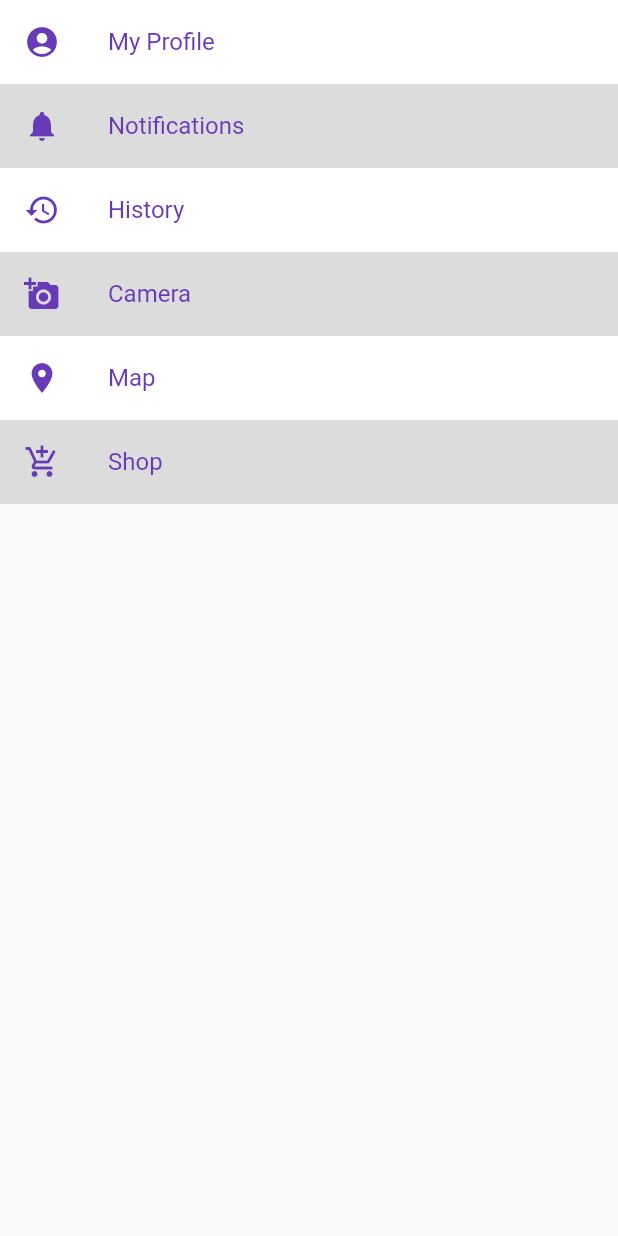
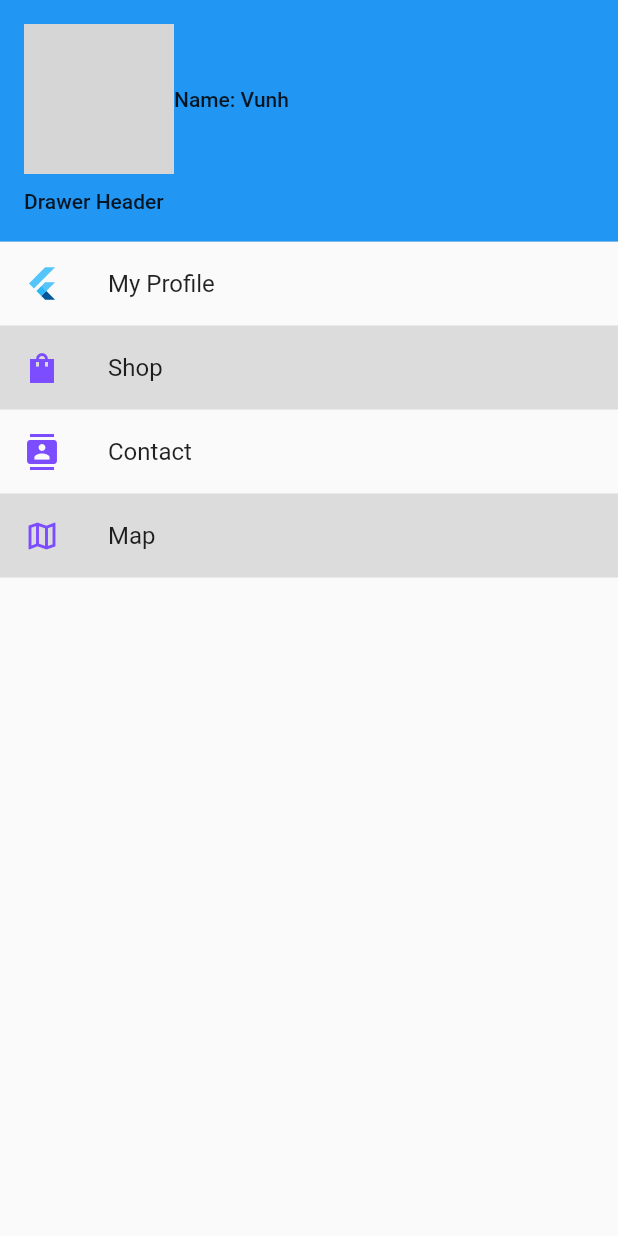
Before and after one commit to vunh92/vunh_app_ft, a Flutter app: the HomeMenu widget shown alone on an empty page, opened directly, on a phone screen of 412 x 824 dp. Run offline on Flutter 3.47's test engine with Material 2 defaults, Android fonts, the phone set to English and light mode, and no system bars; our stand-ins replace firebase_auth, fluttertoast; accounts and stored records are empty; network calls fail; grey boxes are pictures that could not be loaded.

Commit message:
update menu draw

```diff
--- a/lib/models/home_menu_model.dart
+++ b/lib/models/home_menu_model.dart
@@ -3,19 +3,20 @@ import 'package:flutter/material.dart';
 
 class HomeMenuModel {
   static List<HomeMenuItem> homeMenuItemList = [
-    HomeMenuItem('My Profile', Icons.account_circle),
-    HomeMenuItem('Notifications', Icons.notifications),
-    HomeMenuItem('History', Icons.history),
-    HomeMenuItem('Camera', Icons.add_a_photo),
-    HomeMenuItem('Map', Icons.location_on),
-    HomeMenuItem('Shop', Icons.add_shopping_cart),
+    HomeMenuItem('My Profile', 'myprofile', Icons.account_circle),
+    HomeMenuItem('Notifications', 'notifications', Icons.notifications),
+    HomeMenuItem('History', 'history', Icons.history),
+    HomeMenuItem('Camera', 'camera', Icons.add_a_photo),
+    HomeMenuItem('Map', 'map', Icons.location_on),
+    HomeMenuItem('Shop', 'shop',Icons.add_shopping_cart),
   ];
 
 }
 class HomeMenuItem {
   String title;
+  String menuID;
   IconData icon;
 
-  HomeMenuItem(this.title, this.icon);
+  HomeMenuItem(this.title, this.menuID, this.icon);
 
 }
--- a/lib/view/home_menu.dart
+++ b/lib/view/home_menu.dart
@@ -1,5 +1,7 @@
 import 'package:flutter/material.dart';
 import 'package:vunh_app_ft/models/home_menu_model.dart';
+import 'package:vunh_app_ft/screens/contact_home.dart';
+import 'package:vunh_app_ft/screens/shop_home.dart';
 
 class HomeMenu extends StatefulWidget {
   @override
@@ -19,12 +21,57 @@ class HomeMenuState extends State<HomeMenu> {
 
   @override
   Widget build(BuildContext context) {
-    return ListView.builder(
-      itemCount: _homeMenuItem.length,
-      itemBuilder: (context, index) {
-        bool row = index % 2 == 0;
-        return drawRow(_homeMenuItem[index], row);
-    },);
+
+    return ListView(
+      padding: EdgeInsets.zero,
+      children: <Widget>[
+        drawerHeader(),
+        ListTile(
+          title: Text('My Profile'),
+          leading: FlutterLogo(),
+          onTap: () {
+            // Update the state of the app.
+            ScaffoldMessenger.of(context).showSnackBar(
+                SnackBar(content: Text("My Profile!", textAlign: TextAlign.center,), duration: Duration(seconds: 4), ));
+            Navigator.pop(context);
+          },
+        ),
+        ListTile(
+          tileColor: Colors.black12,
+          leading: Icon(Icons.shopping_bag_sharp, color: Colors.deepPurpleAccent,),
+          title: Text('Shop'),
+          onTap: () {
+            // Update the state of the app.
+            ScaffoldMessenger.of(context).showSnackBar(
+                SnackBar(content: Text("Shop!", textAlign: TextAlign.center,), duration: Duration(seconds: 4), ));
+            Navigator.pop(context);
+            Navigator.push(context, MaterialPageRoute(builder: (context) => ShopHome(),));
+          },
+        ),
+        ListTile(
+          title: Text('Contact'),
+          leading: Icon(Icons.contacts, color: Colors.deepPurpleAccent,),
+          onTap: () {
+            // Update the state of the app.
+            ScaffoldMessenger.of(context).showSnackBar(
+                SnackBar(content: Text("Contact!", textAlign: TextAlign.center,), duration: Duration(seconds: 4), ));
+            Navigator.pop(context);
+            Navigator.push(context, MaterialPageRoute(builder: (context) => ContactHome(),));
+          },
+        ),
+        ListTile(
+          tileColor: Colors.black12,
+          title: Text('Map'),
+          leading: Icon(Icons.map_outlined, color: Colors.deepPurpleAccent,),
+          onTap: () {
+            // Update the state of the app.
+            ScaffoldMessenger.of(context).showSnackBar(
+                SnackBar(content: Text("Map!", textAlign: TextAlign.center,), duration: Duration(seconds: 4), ));
+            Navigator.pop(context);
+          },
+        ),
+      ],
+    );
   }
 
   Widget drawRow(HomeMenuItem homeMenuItem, bool row) {
@@ -36,7 +83,39 @@ class HomeMenuState extends State<HomeMenu> {
           homeMenuItem.title,
           style: TextStyle(fontSize: 16, color: Colors.deepPurple),
         ),
+        // onTap: ,
       ),
     );
   }
+
+  Widget drawerHeader() {
+    return DrawerHeader(
+      margin: EdgeInsets.zero,
+        child: Column(
+          mainAxisAlignment: MainAxisAlignment.start,
+          crossAxisAlignment: CrossAxisAlignment.start,
+          children: <Widget>[
+            Row(
+              children: [
+                Container(
+                  // child: Image.asset('hu_hon_002.PNG', height: 100, ),
+                  child: ClipRRect(
+                    borderRadius: BorderRadius.circular(50),
+                    child: Image.asset('hu_hon_002.PNG', height: 100, ),
+                  )
+                ),
+                Text('Name: '),
+                Text('Vunh')
+              ],
+            ),
+            Padding(
+              padding: const EdgeInsets.only(top: 10),
+              child: Text('Drawer Header'),
+            ),
+          ],
+        ),
+        decoration: BoxDecoration(
+          color: Colors.blue,)
+    );
+  }
 }
```
Also changed, not shown: lib/blocs/home_bloc.dart (added, +14 -0 lines), lib/screens/shop_home.dart (added, +26 -0 lines).
